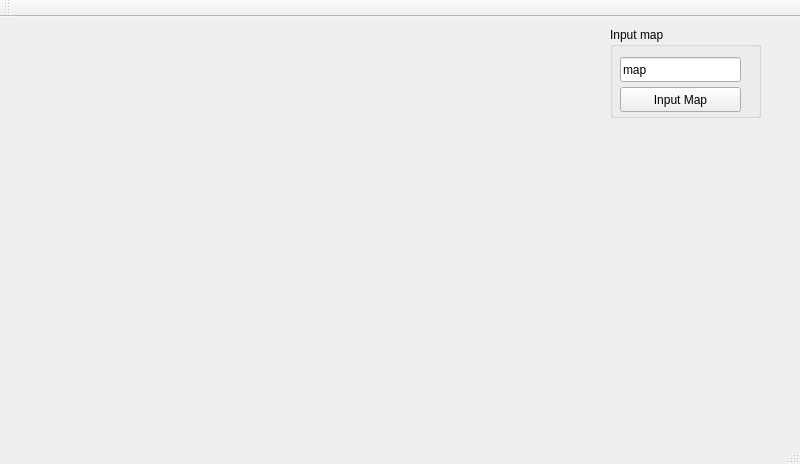
The window that include/topo/UI/topoui.ui (StumboEugen/topology_map) describes before a commit, drawn with Qt 5.
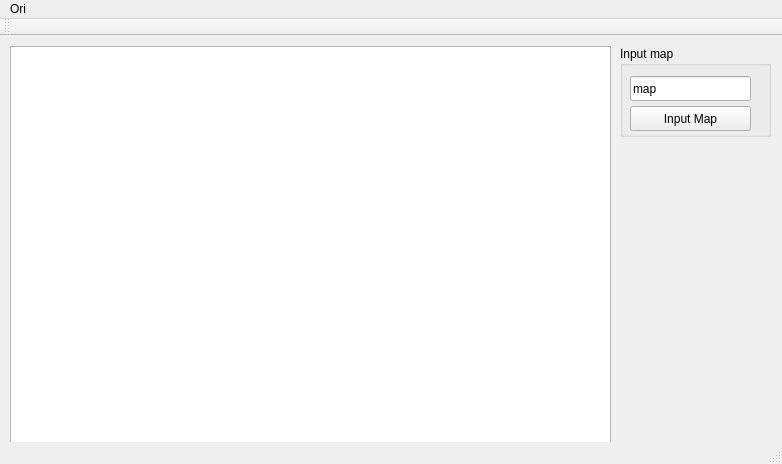
The same window after the commit.

Commit message: Hello QGView

The edit to the form file:
```diff
--- a/include/topo/UI/topoui.ui
+++ b/include/topo/UI/topoui.ui
@@ -6,28 +6,24 @@
    <rect>
     <x>0</x>
     <y>0</y>
-    <width>800</width>
+    <width>782</width>
     <height>464</height>
    </rect>
   </property>
+  <property name="sizePolicy">
+   <sizepolicy hsizetype="Fixed" vsizetype="Fixed">
+    <horstretch>0</horstretch>
+    <verstretch>0</verstretch>
+   </sizepolicy>
+  </property>
   <property name="windowTitle">
    <string>TopoUI</string>
   </property>
   <widget class="QWidget" name="centralWidget">
-   <widget class="QWidget" name="paintArea" native="true">
-    <property name="geometry">
-     <rect>
-      <x>10</x>
-      <y>10</y>
-      <width>411</width>
-      <height>361</height>
-     </rect>
-    </property>
-   </widget>
    <widget class="QGroupBox" name="groupBox">
     <property name="geometry">
      <rect>
-      <x>610</x>
+      <x>620</x>
       <y>10</y>
       <width>151</width>
       <height>91</height>
@@ -69,16 +65,32 @@
      </property>
     </widget>
    </widget>
+   <widget class="QGraphicsView" name="mapGView">
+    <property name="geometry">
+     <rect>
+      <x>10</x>
+      <y>10</y>
+      <width>601</width>
+      <height>401</height>
+     </rect>
+    </property>
+   </widget>
   </widget>
   <widget class="QMenuBar" name="menuBar">
    <property name="geometry">
     <rect>
      <x>0</x>
      <y>0</y>
-     <width>800</width>
+     <width>782</width>
      <height>22</height>
     </rect>
    </property>
+   <widget class="QMenu" name="menuOri">
+    <property name="title">
+     <string>Ori</string>
+    </property>
+   </widget>
+   <addaction name="menuOri"/>
   </widget>
   <widget class="QToolBar" name="mainToolBar">
    <attribute name="toolBarArea">
```
The commit also changes 2 other files.
